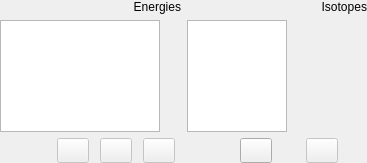
Old version of the form forms/widget_isotopes.ui in the repository usnistgov/qpx-gamma.
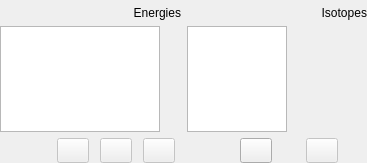
New version of the form. Icons and pictures are not drawn.

Diff of the .ui file:
```diff
--- a/forms/widget_isotopes.ui
+++ b/forms/widget_isotopes.ui
@@ -28,7 +28,7 @@
     <number>0</number>
    </property>
    <property name="topMargin">
-    <number>0</number>
+    <number>6</number>
    </property>
    <property name="rightMargin">
     <number>0</number>
```
